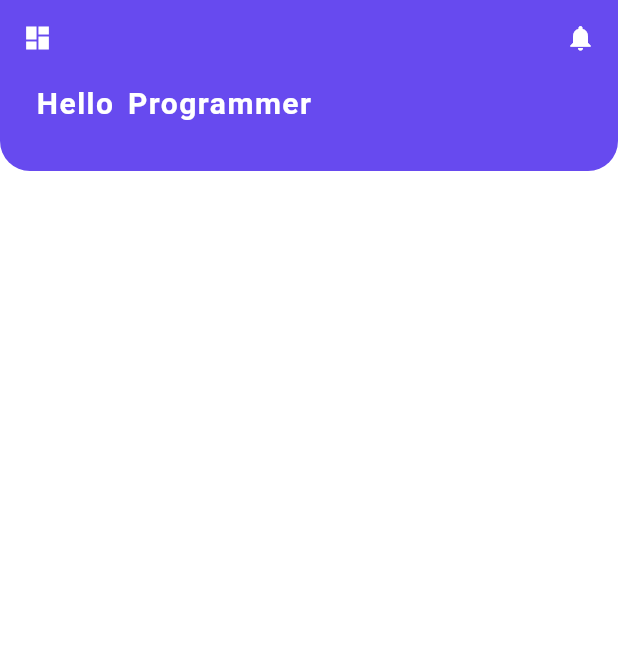
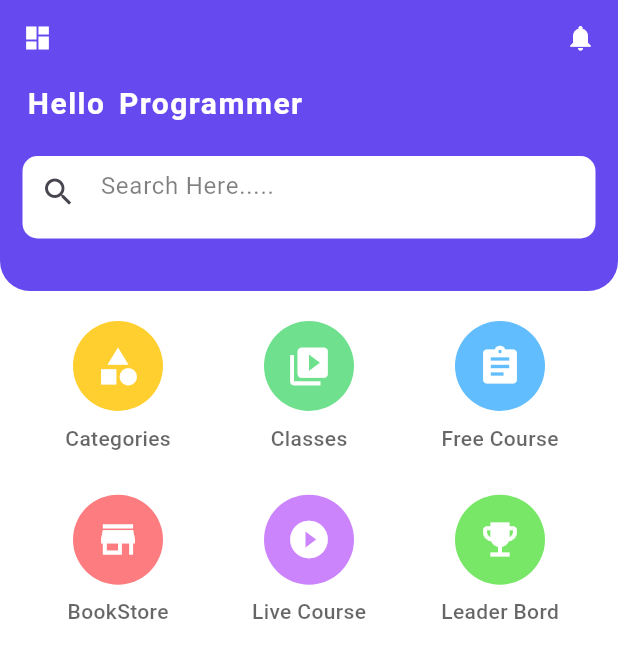
Before and after one commit to NizamUddin07/Educational-App-UI-, a Flutter app: the HomeScreen screen opened directly, on a phone screen of 412 x 824 dp. Shown: the top 658 px of the screen. Run offline on Flutter 3.47's test engine with Material 3 defaults, Android fonts, the phone set to English and light mode, and no system bars.

Commit message:
Grid sected completed

```diff
--- a/lib/HomeScreen.dart
+++ b/lib/HomeScreen.dart
@@ -1,7 +1,32 @@
 import 'package:flutter/material.dart';
 
 class HomeScreen extends StatelessWidget {
-  const HomeScreen({super.key});
+  List<String> catNames = [
+    "Categories",
+    "Classes",
+    "Free Course",
+    "BookStore",
+    "Live Course",
+    "Leader Bord"
+  ];
+
+  List<Color> catColors = [
+    Color(0xFFFFCF2F),
+    Color(0xFF6FE08D),
+    Color(0xFF61BDFD),
+    Color(0xFFFC7C7F),
+    Color(0xFFCB84FB),
+    Color(0xFF78E667),
+  ];
+
+  List<Icon> catIcons = [
+    Icon(Icons.category, color: Colors.white, size: 30),
+    Icon(Icons.video_library, color: Colors.white, size: 30),
+    Icon(Icons.assignment, color: Colors.white, size: 30),
+    Icon(Icons.store, color: Colors.white, size: 30),
+    Icon(Icons.play_circle_fill, color: Colors.white, size: 30),
+    Icon(Icons.emoji_events, color: Colors.white, size: 30),
+  ];
 
   @override
   Widget build(BuildContext context) {
@@ -9,14 +34,13 @@ class HomeScreen extends StatelessWidget {
       body: ListView(
         children: [
           Container(
-            padding: EdgeInsets.only(top: 15, left: 15,right: 15,bottom: 15),
+            padding: EdgeInsets.only(top: 15, left: 15, right: 15, bottom: 15),
             decoration: BoxDecoration(
               color: Color(0xFF674AEF),
               borderRadius: BorderRadius.only(
                 bottomRight: Radius.circular(20),
                 bottomLeft: Radius.circular(20),
-
-              )
+              ),
             ),
             child: Column(
               crossAxisAlignment: CrossAxisAlignment.start,
@@ -24,33 +48,79 @@ class HomeScreen extends StatelessWidget {
                 Row(
                   mainAxisAlignment: MainAxisAlignment.spaceBetween,
                   children: [
-                    Icon(
-                      Icons.dashboard, color: Colors.white, size: 20,
-                    ),
-                    Icon(
-                      Icons.notifications, color: Colors.white, size: 20,
-                    ),
+                    Icon(Icons.dashboard, color: Colors.white, size: 20),
+                    Icon(Icons.notifications, color: Colors.white, size: 20),
                   ],
                 ),
                 SizedBox(height: 20),
                 Padding(
                   padding: EdgeInsets.only(left: 3, bottom: 15),
                   child: Text(
-                    " Hello Programmer",
+                    "Hello Programmer",
                     style: TextStyle(
                       fontSize: 20,
                       fontWeight: FontWeight.bold,
                       letterSpacing: 1,
                       wordSpacing: 3,
-                      color: Colors.white
+                      color: Colors.white,
                     ),
                   ),
                 ),
-
-
+                Container(
+                  margin: EdgeInsets.only(top: 5, bottom: 20),
+                  width: MediaQuery.of(context).size.width,
+                  height: 55,
+                  decoration: BoxDecoration(
+                      color: Colors.white,
+                      borderRadius: BorderRadius.circular(10)),
+                  child: TextFormField(
+                    decoration: InputDecoration(
+                      border: InputBorder.none,
+                      hintText: "Search Here.....",
+                      hintStyle: TextStyle(
+                          color: Colors.black.withOpacity(0.5)),
+                      prefixIcon: Icon(Icons.search),
+                    ),
+                  ),
+                ),
               ],
             ),
-          )
+          ),
+          Padding(
+            padding: const EdgeInsets.only(top: 20, left: 15, right: 15),
+            child: Container(
+              height: 200, // Set a fixed height for the GridView
+              child: GridView.builder(
+                itemCount: catNames.length,
+                shrinkWrap: true,
+                physics: NeverScrollableScrollPhysics(),
+                gridDelegate: SliverGridDelegateWithFixedCrossAxisCount(
+                  crossAxisCount: 3,
+                  childAspectRatio: 1.1,
+                ),
+                itemBuilder: (context, index) {
+                  return Column(
+                    children: [
+                      Container(
+                        height: 60,
+                        width: 60,
+                        decoration: BoxDecoration(
+                          color: catColors[index],
+                          shape: BoxShape.circle,
+                        ),
+                        child: Center(
+                          child: catIcons[index],
+                        ),
+                      ),
+                      SizedBox(height: 8), // Optional spacing
+                      Text(catNames[index], style: TextStyle(color: Colors.black.withOpacity(0.6), fontWeight: FontWeight.w500, fontSize: 14
+                        , )),
+                    ],
+                  );
+                },
+              ),
+            ),
+          ),
         ],
       ),
     );
```
Also changed, not shown: lib/WelcomeScreen.dart (+0 -7 lines).
